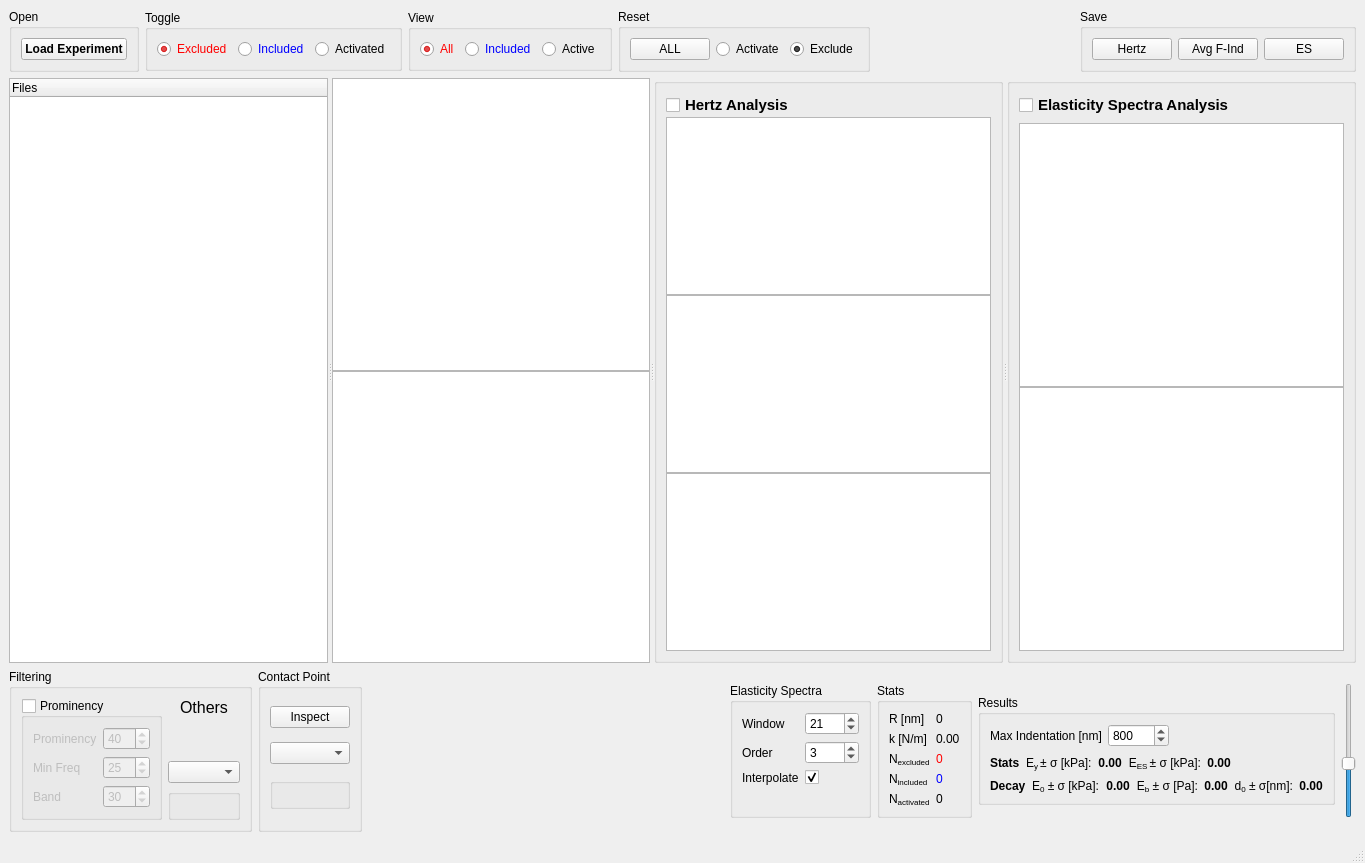
Before: the Qt Designer form nano_view.ui in CellMechLab/nanoindentation, drawn with Qt 5.
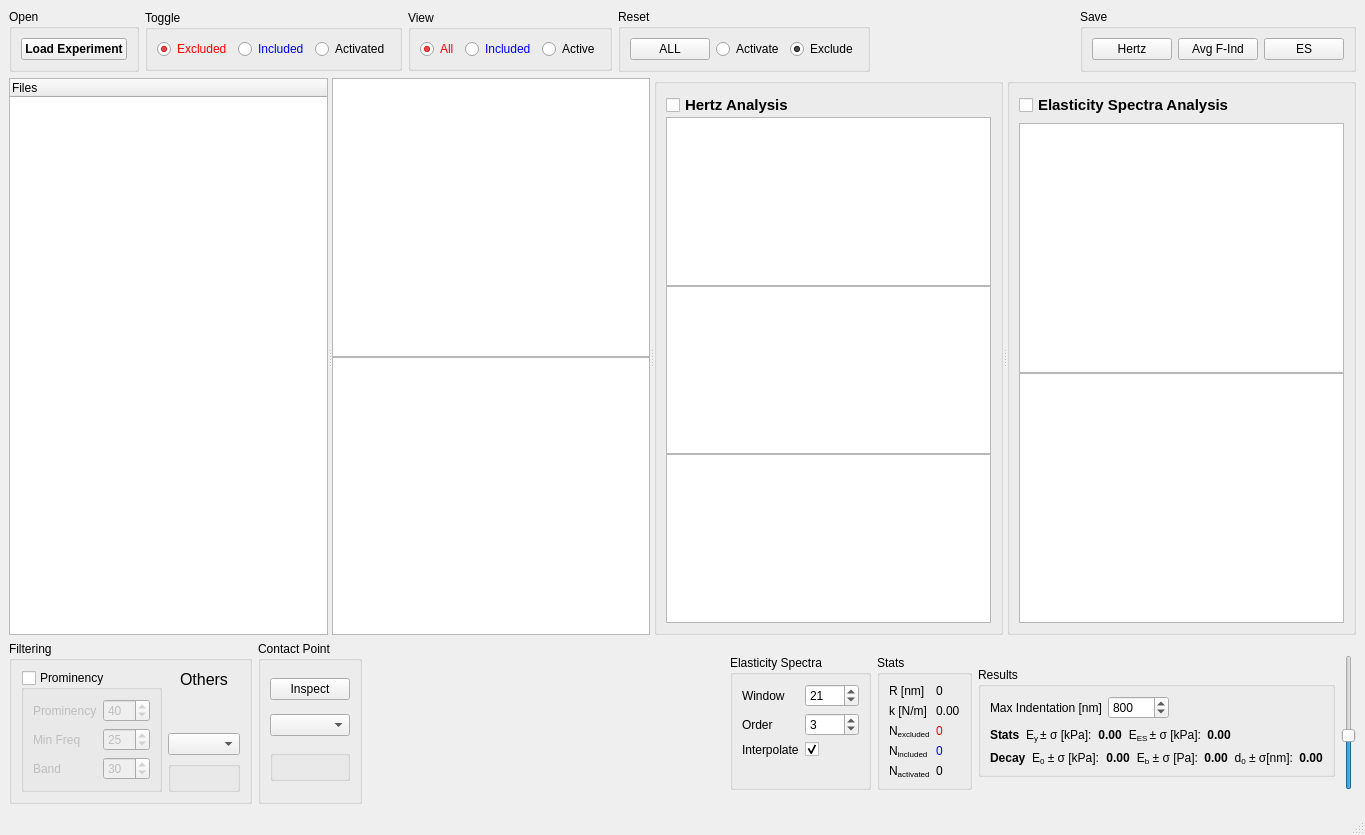
After: the same form once the commit is applied. Icons and pictures are not drawn. Custom widgets are drawn as their Qt base class.

Commit message:
arial font
should be more compatible with Windows OS

Diff of the .ui file:
```diff
--- a/nano_view.ui
+++ b/nano_view.ui
@@ -7,9 +7,14 @@
     <x>0</x>
     <y>0</y>
     <width>1365</width>
-    <height>863</height>
+    <height>835</height>
    </rect>
   </property>
+  <property name="font">
+   <font>
+    <family>Arial</family>
+   </font>
+  </property>
   <property name="windowTitle">
    <string>Nano2021</string>
   </property>
```
The commit also changes 2 other files.
